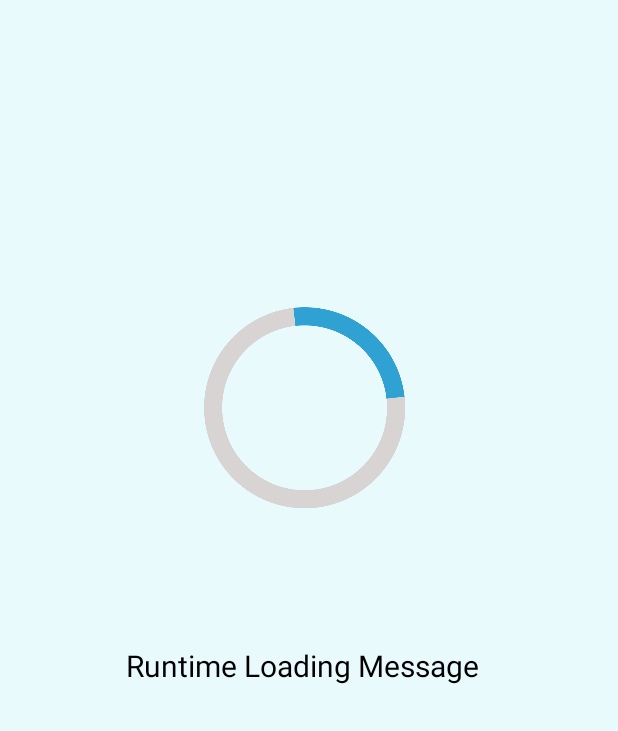
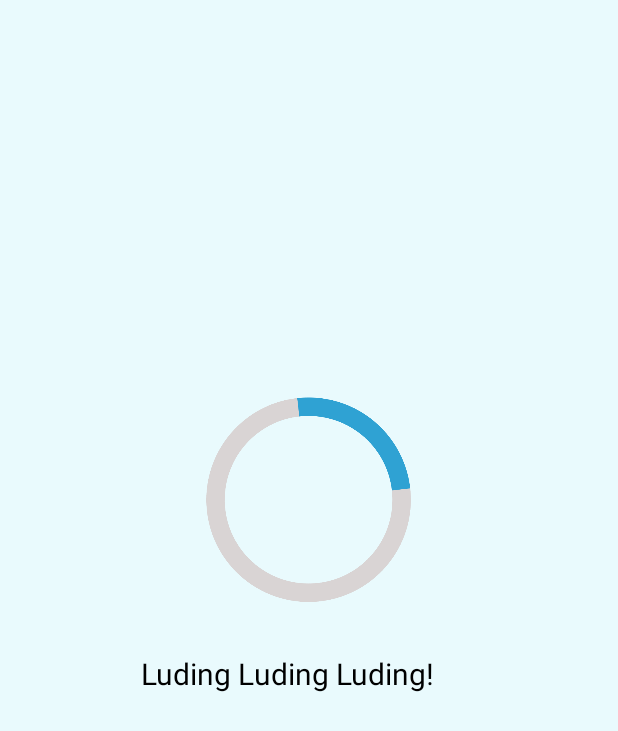
Before and after one commit to NardHodo/PetFeeder-Main, an Android app: the Dispense_Loading_Activity screen opened directly, with no data from a screen before it, on a phone screen of 412 x 824 dp. Shown: the top 731 px of the screen. Run offline under Robolectric (Android 15) with nearby library versions, the phone set to English and light mode, and no system bars; Roboto replaces fonts that are not available here.

Commit message:
Fully functional app and hardware finally

```diff
--- a/app/src/main/AndroidManifest.xml
+++ b/app/src/main/AndroidManifest.xml
@@ -32,6 +32,9 @@
         <activity
             android:name=".Dispense_Loading_Activity"
             android:exported="false" />
+        <activity android:name=".LoadingScreen"/>
+        <activity android:name=".SuccessScreen"/>
+
         <activity
             android:name=".LoadingActivity_Food"
             android:exported="false" />
--- a/app/src/main/res/layout/loading_screen.xml
+++ b/app/src/main/res/layout/loading_screen.xml
@@ -7,33 +7,37 @@
     android:padding="10dp"
     android:background="@color/mainAppColor">
 
+    <LinearLayout
+        android:layout_width="417dp"
+        android:layout_height="733dp"
+        android:orientation="vertical"
+        app:layout_constraintBottom_toBottomOf="parent"
+        app:layout_constraintEnd_toEndOf="parent"
+        app:layout_constraintStart_toStartOf="parent"
+        app:layout_constraintTop_toTopOf="parent">
+
         <pl.droidsonroids.gif.GifImageView
             android:id="@+id/gifImageView"
-        android:layout_width="216dp"
-        android:layout_height="216dp"
+            android:layout_width="wrap_content"
+            android:layout_height="200dp"
             android:layout_marginStart="90dp"
-        android:layout_marginTop="156dp"
+            android:layout_marginTop="190dp"
             android:layout_marginEnd="90dp"
-        android:src="@drawable/loading_circle"
-        app:layout_constraintEnd_toEndOf="parent"
-        app:layout_constraintHorizontal_bias="1.0"
-        app:layout_constraintStart_toStartOf="parent"
-        app:layout_constraintTop_toTopOf="parent" />
+            android:foregroundGravity="center"
+            android:src="@drawable/loading_circle" />
 
         <TextView
             android:id="@+id/tvLoadingMessage"
-        android:layout_width="347dp"
-        android:layout_height="47dp"
-        android:layout_marginTop="48dp"
+            android:layout_width="wrap_content"
+            android:layout_height="wrap_content"
+            android:layout_marginLeft="95dp"
             android:fontFamily="@font/lexend"
-        android:text="Runtime Loading Message"
+            android:gravity="center"
+            android:text="Luding Luding Luding!"
             android:textAlignment="center"
             android:textColor="@color/black"
-        android:textSize="20sp"
-        app:layout_constraintEnd_toEndOf="@+id/gifImageView"
-        app:layout_constraintHorizontal_bias="0.519"
-        app:layout_constraintStart_toStartOf="@+id/gifImageView"
-        app:layout_constraintTop_toBottomOf="@+id/gifImageView" />
+            android:textSize="20sp" />
+    </LinearLayout>
 
 
 </androidx.constraintlayout.widget.ConstraintLayout>
--- a/app/src/main/res/values/strings.xml
+++ b/app/src/main/res/values/strings.xml
@@ -20,7 +20,7 @@
     <!-- Button Labels -->
     <string name="confirm_button">Confirm</string>
     <string name="cancel_button">Cancel</string>
-    <string name="back_to_dashboard">Back to Dashboard</string>
+    <string name="back_to_dashboard">Back to Main</string>
     <string name="open_lights">Open Lights</string>
     <string name="drink">Drink</string>
     <string name="automatic">Automatic</string>
```
Also changed, not shown: app/src/main/java/com/example/iotcontroller/LoadingScreen.java (added, +24 -0 lines), app/src/main/java/com/example/iotcontroller/MainActivity.java (+15 -2 lines), app/src/main/java/com/example/iotcontroller/SuccessScreen.java (added, +22 -0 lines), app/src/main/res/layout/sucess_screen.xml (+6 -4 lines). Lines whose indentation alone changed are shown as unchanged.
